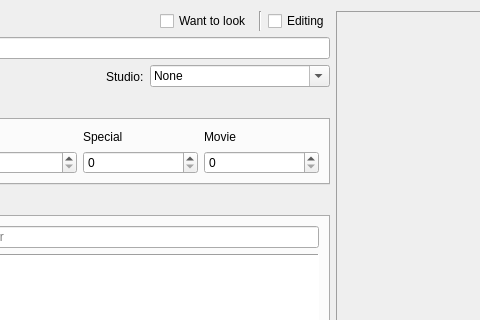
LibertaSoft/DatabaseAnime, file dialogaddanime.ui: the form before one commit; both pictures show x 303 to 783 and y 0 to 320 of the 925 by 597 pixel window.
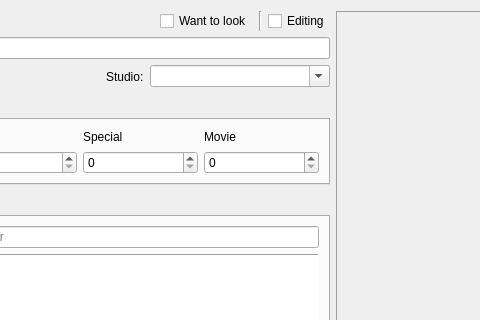
The form after the commit. Icons and pictures are not drawn. Custom widgets are drawn as their Qt base class.

```diff
--- a/dialogaddanime.ui
+++ b/dialogaddanime.ui
@@ -188,7 +188,7 @@
             <bool>true</bool>
            </property>
            <property name="currentText">
-            <string notr="true">None</string>
+            <string notr="true"/>
            </property>
            <property name="currentIndex">
             <number>0</number>
@@ -204,7 +204,7 @@
            </property>
            <item>
             <property name="text">
-             <string>None</string>
+             <string/>
             </property>
            </item>
            <item>
```
Left out of the diff: 15 changed lines with no effect on the pictures.
